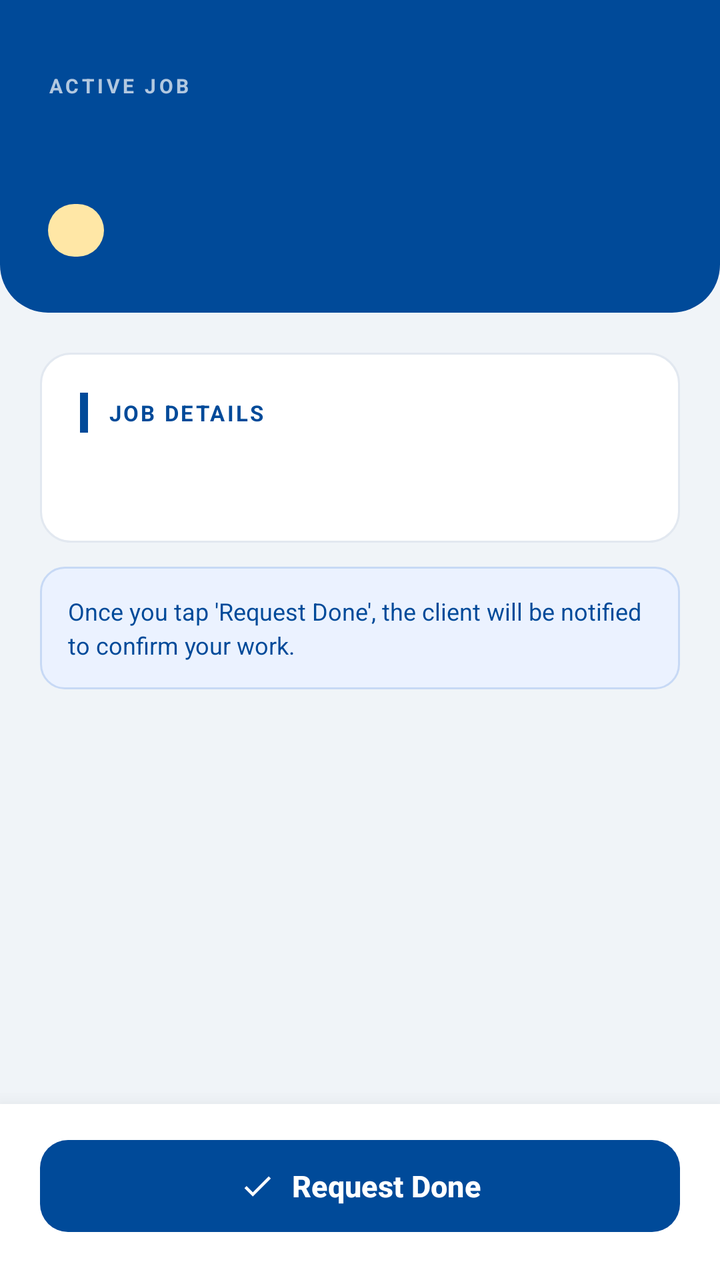
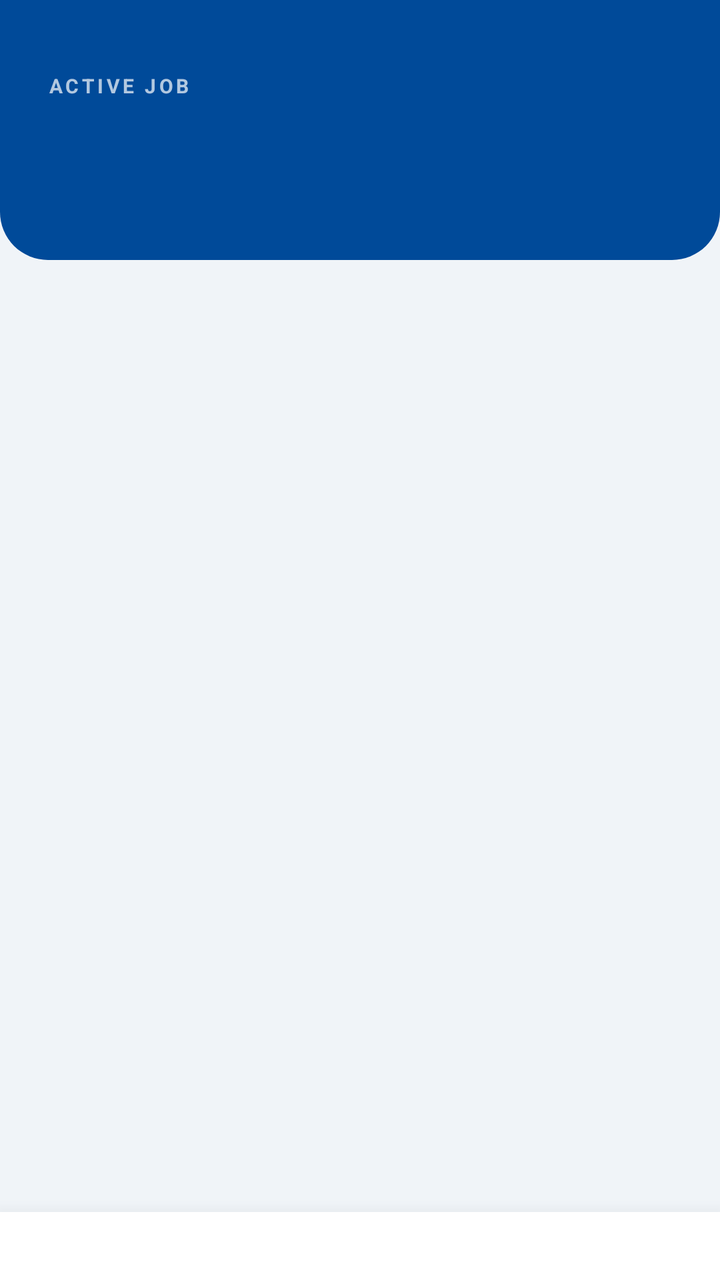

Compare the two renders of this Android layout. The source of the first and the diff that turns it into the second are given below.
<!-- AndroidManifest.xml: application theme Theme.Newtacks -->
<!-- res/layout/fragment_worker_job.xml -->
<?xml version="1.0" encoding="utf-8"?>
<LinearLayout
    xmlns:android="http://schemas.android.com/apk/res/android"
    xmlns:app="http://schemas.android.com/apk/res-auto"
    android:layout_width="match_parent"
    android:layout_height="match_parent"
    android:orientation="vertical"
    android:background="#F0F4F8">

    
    <LinearLayout
        android:layout_width="match_parent"
        android:layout_height="wrap_content"
        android:orientation="vertical"
        android:background="@drawable/bg_header_rounded"
        android:paddingStart="24dp"
        android:paddingEnd="24dp"
        android:paddingTop="36dp"
        android:paddingBottom="28dp">

        <TextView
            android:layout_width="wrap_content"
            android:layout_height="wrap_content"
            android:text="ACTIVE JOB"
            android:textColor="#FFFFFF"
            android:textSize="10sp"
            android:textStyle="bold"
            android:letterSpacing="0.15"
            android:alpha="0.7"
            android:layout_marginBottom="6dp" />

        <TextView
            android:id="@+id/tvJobTitle"
            android:layout_width="match_parent"
            android:layout_height="wrap_content"
            android:textColor="#FFFFFF"
            android:textSize="24sp"
            android:textStyle="bold"
            android:layout_marginBottom="14dp" />

        
        <TextView
            android:id="@+id/tvJobStatus"
            android:layout_width="wrap_content"
            android:layout_height="wrap_content"
            android:textSize="12sp"
            android:textStyle="bold"
            android:textColor="#D97706"
            android:background="@drawable/bg_badge_yellow"
            android:paddingStart="14dp"
            android:paddingEnd="14dp"
            android:paddingTop="5dp"
            android:paddingBottom="5dp" />

    </LinearLayout>

    
    <ScrollView
        android:layout_width="match_parent"
        android:layout_height="0dp"
        android:layout_weight="1">

        <LinearLayout
            android:layout_width="match_parent"
            android:layout_height="wrap_content"
            android:orientation="vertical"
            android:padding="20dp">

            
            <LinearLayout
                android:layout_width="match_parent"
                android:layout_height="wrap_content"
                android:orientation="vertical"
                android:background="@drawable/bg_card"
                android:padding="20dp"
                android:layout_marginBottom="12dp">

                
                <LinearLayout
                    android:layout_width="match_parent"
                    android:layout_height="wrap_content"
                    android:orientation="horizontal"
                    android:gravity="center_vertical"
                    android:layout_marginBottom="16dp">

                    <View
                        android:layout_width="4dp"
                        android:layout_height="20dp"
                        android:background="#004A99"
                        android:layout_marginEnd="10dp" />

                    <TextView
                        android:layout_width="wrap_content"
                        android:layout_height="wrap_content"
                        android:text="JOB DETAILS"
                        android:textColor="#004A99"
                        android:textSize="11sp"
                        android:textStyle="bold"
                        android:letterSpacing="0.1" />

                </LinearLayout>

                
                <TextView
                    android:id="@+id/tvJobDetails"
                    android:layout_width="match_parent"
                    android:layout_height="wrap_content"
                    android:textColor="#1E293B"
                    android:textSize="14sp"
                    android:lineSpacingExtra="6dp" />

            </LinearLayout>

            
            <LinearLayout
                android:layout_width="match_parent"
                android:layout_height="wrap_content"
                android:orientation="horizontal"
                android:gravity="center_vertical"
                android:background="@drawable/bg_info_card"
                android:padding="14dp">

                <TextView
                    android:layout_width="0dp"
                    android:layout_height="wrap_content"
                    android:layout_weight="1"
                    android:text="Once you tap 'Request Done', the client will be notified to confirm your work."
                    android:textColor="#004A99"
                    android:textSize="12sp"
                    android:lineSpacingExtra="3dp" />

            </LinearLayout>

        </LinearLayout>

    </ScrollView>

    
    <LinearLayout
        android:layout_width="match_parent"
        android:layout_height="wrap_content"
        android:orientation="vertical"
        android:paddingStart="20dp"
        android:paddingEnd="20dp"
        android:paddingTop="14dp"
        android:paddingBottom="20dp"
        android:background="#FFFFFF"
        android:elevation="16dp">

        <com.google.android.material.button.MaterialButton
            android:id="@+id/btnRequestDone"
            android:layout_width="match_parent"
            android:layout_height="54dp"
            android:text="Request Done"
            android:textColor="#FFFFFF"
            android:textSize="15sp"
            android:textStyle="bold"
            app:backgroundTint="#004A99"
            app:cornerRadius="14dp"
            app:icon="@drawable/ic_check"
            app:iconGravity="textStart"
            app:iconTint="#FFFFFF" />

    </LinearLayout>

</LinearLayout>
<!-- resources referenced by this layout -->
<resources>
  <!-- drawable bg_badge_yellow (drawable) -->
  <?xml version="1.0" encoding="utf-8"?>
  <shape xmlns:android="http://schemas.android.com/apk/res/android"
      android:shape="rectangle">
      <solid android:color="#ffe7a6" />
      <corners android:radius="20dp" />
  </shape>
  <!-- drawable bg_card (drawable) -->
  <?xml version="1.0" encoding="utf-8"?>
  <shape xmlns:android="http://schemas.android.com/apk/res/android"
      android:shape="rectangle">
      <solid android:color="#FFFFFF" />
      <corners android:radius="15dp" />
      <stroke android:width="1dp" android:color="#E2E8F0" />
  </shape>
  <!-- drawable bg_header_rounded (drawable) -->
  <?xml version="1.0" encoding="utf-8"?>
  <shape xmlns:android="http://schemas.android.com/apk/res/android"
      android:shape="rectangle">
      <solid android:color="#004A99" />
      <corners
          android:bottomLeftRadius="24dp"
          android:bottomRightRadius="24dp" />
  </shape>
  <!-- drawable bg_info_card (drawable) -->
  <?xml version="1.0" encoding="utf-8"?>
  <shape xmlns:android="http://schemas.android.com/apk/res/android"
      android:shape="rectangle">
      <solid android:color="#EBF2FF" />
      <corners android:radius="12dp" />
      <stroke
          android:width="1dp"
          android:color="#C7D9F5" />
  </shape>
  <!-- drawable ic_check (drawable) -->
  <?xml version="1.0" encoding="utf-8"?>
  <vector xmlns:android="http://schemas.android.com/apk/res/android"
      android:width="24dp"
      android:height="24dp"
      android:viewportWidth="24"
      android:viewportHeight="24">
      <path
          android:fillColor="#000000"
          android:pathData="M9,16.17L4.83,12l-1.42,1.41L9,19 21,7l-1.41,-1.41z"/>
  </vector>
  <style name="Theme.Newtacks" parent="Base.Theme.Newtacks" />
  <style name="Base.Theme.Newtacks" parent="Theme.Material3.DayNight.NoActionBar">
          
          
      </style>
</resources>

<!-- the commit's change to res/layout/fragment_worker_job.xml (unified diff, before → after) -->
@@ -38,7 +38,6 @@
             android:textStyle="bold"
             android:layout_marginBottom="14dp" />
 
-        
         <TextView
             android:id="@+id/tvJobStatus"
             android:layout_width="wrap_content"
@@ -50,8 +49,8 @@
             android:paddingStart="14dp"
             android:paddingEnd="14dp"
             android:paddingTop="5dp"
-            android:paddingBottom="5dp" />
-
+            android:paddingBottom="5dp"
+            android:visibility="gone" />
     </LinearLayout>
 
     
@@ -63,89 +62,130 @@
         <LinearLayout
             android:layout_width="match_parent"
             android:layout_height="wrap_content"
-            android:orientation="vertical"
-            android:padding="20dp">
+            android:orientation="vertical">
 
             
             <LinearLayout
+                android:id="@+id/layoutContent"
                 android:layout_width="match_parent"
                 android:layout_height="wrap_content"
                 android:orientation="vertical"
-                android:background="@drawable/bg_card"
                 android:padding="20dp"
-                android:layout_marginBottom="12dp">
+                android:visibility="gone">
 
                 
                 <LinearLayout
                     android:layout_width="match_parent"
                     android:layout_height="wrap_content"
+                    android:orientation="vertical"
+                    android:background="@drawable/bg_card"
+                    android:padding="20dp"
+                    android:layout_marginBottom="12dp">
+
+                    <LinearLayout
+                        android:layout_width="match_parent"
+                        android:layout_height="wrap_content"
+                        android:orientation="horizontal"
+                        android:gravity="center_vertical"
+                        android:layout_marginBottom="16dp">
+
+                        <View
+                            android:layout_width="4dp"
+                            android:layout_height="20dp"
+                            android:background="#004A99"
+                            android:layout_marginEnd="10dp" />
+
+                        <TextView
+                            android:layout_width="wrap_content"
+                            android:layout_height="wrap_content"
+                            android:text="JOB DETAILS"
+                            android:textColor="#004A99"
+                            android:textSize="11sp"
+                            android:textStyle="bold"
+                            android:letterSpacing="0.1" />
+                    </LinearLayout>
+
+                    <TextView
+                        android:id="@+id/tvJobDetails"
+                        android:layout_width="match_parent"
+                        android:layout_height="wrap_content"
+                        android:textColor="#1E293B"
+                        android:textSize="14sp"
+                        android:lineSpacingExtra="6dp" />
+                </LinearLayout>
+
+                
+                <LinearLayout
+                    android:layout_width="match_parent"
+                    android:layout_height="wrap_content"
                     android:orientation="horizontal"
                     android:gravity="center_vertical"
-                    android:layout_marginBottom="16dp">
-
-                    <View
-                        android:layout_width="4dp"
-                        android:layout_height="20dp"
-                        android:background="#004A99"
-                        android:layout_marginEnd="10dp" />
+                    android:background="@drawable/bg_info_card"
+                    android:padding="14dp">
 
                     <TextView
-                        android:layout_width="wrap_content"
+                        android:layout_width="0dp"
                         android:layout_height="wrap_content"
-                        android:text="JOB DETAILS"
+                        android:layout_weight="1"
+                        android:text="Once you tap 'Request Done', the client will be notified to confirm your work."
                         android:textColor="#004A99"
-                        android:textSize="11sp"
-                        android:textStyle="bold"
-                        android:letterSpacing="0.1" />
-
+                        android:textSize="12sp"
+                        android:lineSpacingExtra="3dp" />
                 </LinearLayout>
-
-                
-                <TextView
-                    android:id="@+id/tvJobDetails"
-                    android:layout_width="match_parent"
-                    android:layout_height="wrap_content"
-                    android:textColor="#1E293B"
-                    android:textSize="14sp"
-                    android:lineSpacingExtra="6dp" />
-
             </LinearLayout>
 
             
             <LinearLayout
+                android:id="@+id/layoutEmptyState"
                 android:layout_width="match_parent"
                 android:layout_height="wrap_content"
-                android:orientation="horizontal"
-                android:gravity="center_vertical"
-                android:background="@drawable/bg_info_card"
-                android:padding="14dp">
+                android:gravity="center"
+                android:orientation="vertical"
+                android:paddingTop="80dp"
+                android:paddingBottom="40dp"
+                android:visibility="gone">
+
+                <ImageView
+                    android:layout_width="72dp"
+                    android:layout_height="72dp"
+                    android:layout_marginBottom="20dp"
+                    android:alpha="0.3"
+                    android:src="@drawable/ic_inbox" />
 
                 <TextView
-                    android:layout_width="0dp"
-                    android:layout_height="wrap_content"
-                    android:layout_weight="1"
-                    android:text="Once you tap 'Request Done', the client will be notified to confirm your work."
-                    android:textColor="#004A99"
-                    android:textSize="12sp"
-                    android:lineSpacingExtra="3dp" />
-
+                    android:layout_width="wrap_content"
+                    android:layout_height="wrap_content"
+                    android:text="No Active Job"
+                    android:textColor="#1E293B"
+                    android:textSize="18sp"
+                    android:textStyle="bold"
+                    android:layout_marginBottom="8dp" />
+
+                <TextView
+                    android:layout_width="wrap_content"
+                    android:layout_height="wrap_content"
+                    android:text="You have no job assigned yet.&#10;Check the feed for available jobs."
+                    android:textColor="#94A3B8"
+                    android:textSize="13sp"
+                    android:gravity="center"
+                    android:lineSpacingExtra="4dp" />
             </LinearLayout>
 
         </LinearLayout>
-
     </ScrollView>
 
     
     <LinearLayout
+        android:id="@+id/layoutBottomButtons"
         android:layout_width="match_parent"
         android:layout_height="wrap_content"
+        android:background="#FFFFFF"
+        android:elevation="16dp"
         android:orientation="vertical"
         android:paddingStart="20dp"
+        android:paddingTop="14dp"
         android:paddingEnd="20dp"
-        android:paddingTop="14dp"
-        android:paddingBottom="20dp"
-        android:background="#FFFFFF"
-        android:elevation="16dp">
+        android:paddingBottom="20dp">
 
         <com.google.android.material.button.MaterialButton
             android:id="@+id/btnRequestDone"
@@ -155,6 +195,7 @@
             android:textColor="#FFFFFF"
             android:textSize="15sp"
             android:textStyle="bold"
+            android:visibility="gone"
             app:backgroundTint="#004A99"
             app:cornerRadius="14dp"
             app:icon="@drawable/ic_check"
<!-- resource entries referenced after the edit -->
@@ -45,6 +45,21 @@
           android:fillColor="#000000"
           android:pathData="M9,16.17L4.83,12l-1.42,1.41L9,19 21,7l-1.41,-1.41z"/>
   </vector>
+  <!-- drawable ic_inbox (drawable) -->
+  <?xml version="1.0" encoding="utf-8"?>
+  <vector xmlns:android="http://schemas.android.com/apk/res/android"
+      android:width="72dp"
+      android:height="72dp"
+      android:viewportWidth="24"
+      android:viewportHeight="24">
+  
+      <path
+          android:fillColor="#004A99"
+          android:pathData="M19,3H5C3.9,3 3,3.9 3,5v14c0,1.1 0.9,2 2,2h14c1.1,0 2,-0.9 2,-2V5C21,3.9 20.1,3 19,3z
+                            M19,19H5v-3h3.56c0.69,1.19 1.97,2 3.44,2s2.75,-0.81 3.44,-2H19V19z
+                            M19,14h-4c0,1.1 -0.9,2 -2,2s-2,-0.9 -2,-2H5V5h14V14z" />
+  
+  </vector>
   <style name="Theme.Newtacks" parent="Base.Theme.Newtacks" />
   <style name="Base.Theme.Newtacks" parent="Theme.Material3.DayNight.NoActionBar">
           
